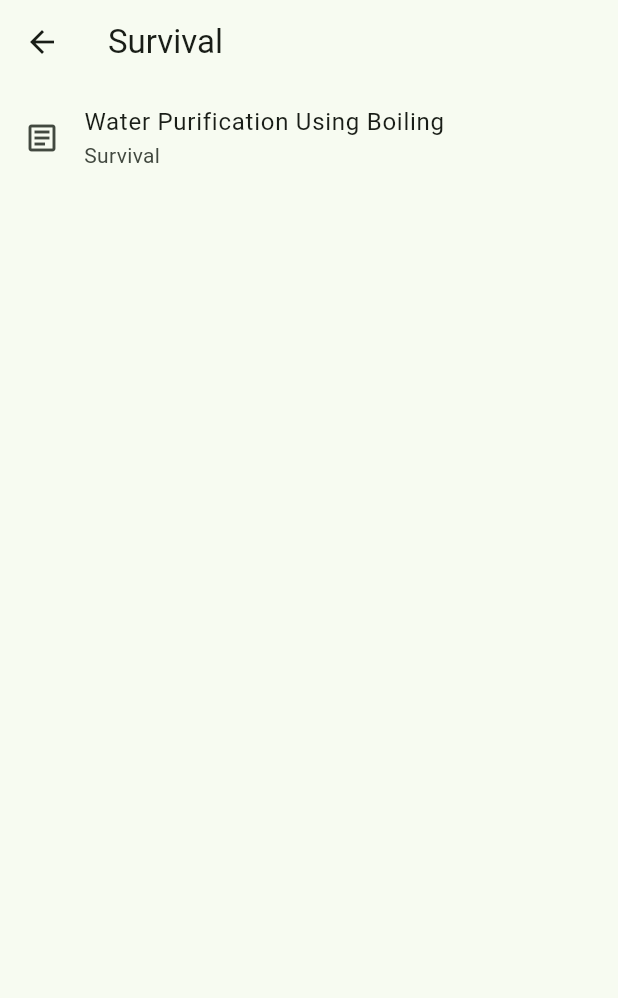
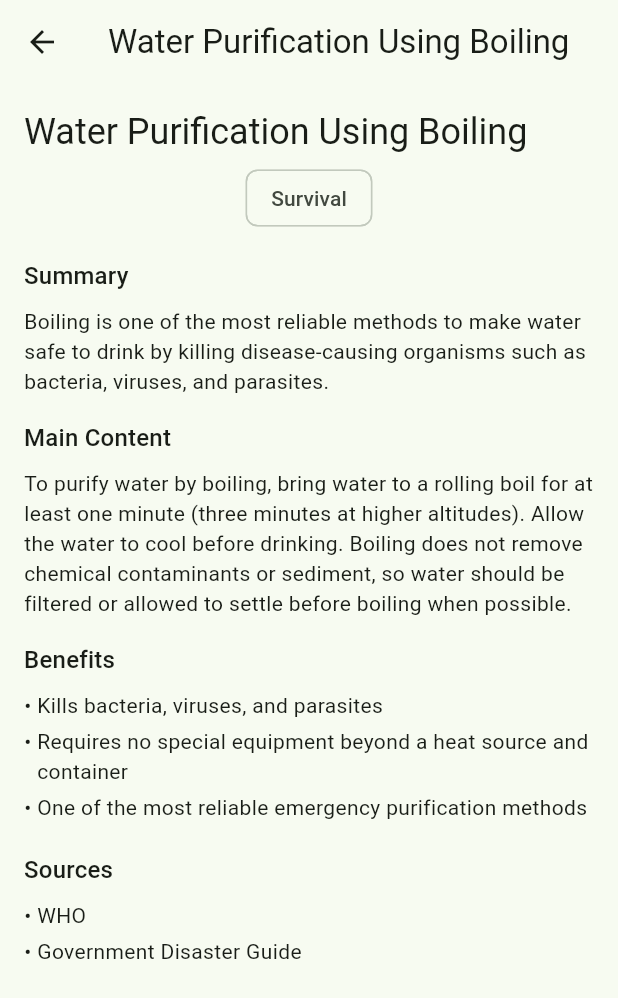
Before and after one commit to Daemonn00/humanity-vault-ai, a Flutter app: the ArticleListScreen screen opened directly with sample values from the repository, after a tap on "Water Purification Using Boiling", on a phone screen of 412 x 824 dp. Shown: the top 998 px of the screen. Run offline on Flutter 3.47's test engine with Material 3 defaults, Android fonts, the phone set to English and light mode, and no system bars.

Commit message:
Implement Article Detail screen
Add an ArticleDetailScreen under lib/features/library/ showing title,
category, summary, main content, benefits, and sources. Extend the
Article model and static repository with placeholder content matching
the existing knowledge/ markdown files (Daily Morning and Evening Dua,
Water Purification Using Boiling, Basic CPR). Wire up navigation from
ArticleListScreen so tapping an article opens its detail screen.

```diff
--- a/humanity_vault_app/lib/features/library/data/articles_repository.dart
+++ b/humanity_vault_app/lib/features/library/data/articles_repository.dart
@@ -8,16 +8,71 @@ import '../models/article.dart';
 class ArticlesRepository {
   static const Map<String, List<Article>> articlesByCategoryFolder = {
     'islam': [
-      Article(title: 'Daily Morning and Evening Dua', category: 'Islam'),
+      Article(
+        title: 'Daily Morning and Evening Dua',
+        category: 'Islam',
+        summary:
+            'A collection of short duas recommended to be recited in the '
+            'morning and evening for protection, gratitude, and remembrance '
+            'of Allah.',
+        content:
+            'Reciting morning and evening duas is a Sunnah practice that '
+            'helps maintain a connection with Allah throughout the day. '
+            'These duas typically include seeking protection from harm, '
+            'expressing gratitude, and asking for guidance and well-being '
+            'for oneself and one\'s family.',
+        benefits: [
+          'Provides spiritual protection throughout the day',
+          'Builds a daily habit of remembrance (dhikr)',
+          'Brings peace of mind and gratitude',
+        ],
+        sources: ['Islamic Primary Source'],
+      ),
     ],
     'survival': [
       Article(
         title: 'Water Purification Using Boiling',
         category: 'Survival',
+        summary:
+            'Boiling is one of the most reliable methods to make water safe '
+            'to drink by killing disease-causing organisms such as '
+            'bacteria, viruses, and parasites.',
+        content:
+            'To purify water by boiling, bring water to a rolling boil for '
+            'at least one minute (three minutes at higher altitudes). Allow '
+            'the water to cool before drinking. Boiling does not remove '
+            'chemical contaminants or sediment, so water should be filtered '
+            'or allowed to settle before boiling when possible.',
+        benefits: [
+          'Kills bacteria, viruses, and parasites',
+          'Requires no special equipment beyond a heat source and container',
+          'One of the most reliable emergency purification methods',
+        ],
+        sources: ['WHO', 'Government Disaster Guide'],
       ),
     ],
     'medicine': [
-      Article(title: 'Basic CPR', category: 'Medicine'),
+      Article(
+        title: 'Basic CPR',
+        category: 'Medicine',
+        summary:
+            'Cardiopulmonary resuscitation (CPR) is an emergency procedure '
+            'used to manually preserve brain function until further '
+            'measures restore spontaneous blood circulation and breathing '
+            'in a person who is in cardiac arrest.',
+        content:
+            'To perform basic CPR, place the heel of one hand on the center '
+            'of the chest, place the other hand on top, and push hard and '
+            'fast at a rate of 100 to 120 compressions per minute, allowing '
+            'the chest to fully recoil between compressions. Continue until '
+            'emergency help arrives or the person shows signs of life.',
+        benefits: [
+          'Can double or triple a cardiac arrest victim\'s chance of survival',
+          'Helps maintain blood flow to vital organs until help arrives',
+          'Can be performed without specialized equipment',
+        ],
+        sources: ['Medical Source'],
+      ),
     ],
   };
 
--- a/humanity_vault_app/lib/features/library/models/article.dart
+++ b/humanity_vault_app/lib/features/library/models/article.dart
@@ -3,6 +3,10 @@ class Article {
   const Article({
     required this.title,
     required this.category,
+    required this.summary,
+    required this.content,
+    required this.benefits,
+    required this.sources,
   });
 
   /// Title of the article.
@@ -10,4 +14,16 @@ class Article {
 
   /// Display name of the category this article belongs to.
   final String category;
+
+  /// Short summary of the article.
+  final String summary;
+
+  /// Main body content of the article.
+  final String content;
+
+  /// Key benefits or takeaways of the knowledge in this article.
+  final List<String> benefits;
+
+  /// Sources the article's information is drawn from.
+  final List<String> sources;
 }
--- /dev/null
+++ b/humanity_vault_app/lib/features/library/presentation/article_detail_screen.dart
@@ -0,0 +1,80 @@
+import 'package:flutter/material.dart';
+
+import '../models/article.dart';
+
+/// Displays the full content of a single article.
+class ArticleDetailScreen extends StatelessWidget {
+  const ArticleDetailScreen({super.key, required this.article});
+
+  final Article article;
+
+  @override
+  Widget build(BuildContext context) {
+    return Scaffold(
+      appBar: AppBar(
+        title: Text(article.title),
+      ),
+      body: ListView(
+        padding: const EdgeInsets.all(16.0),
+        children: [
+          Text(
+            article.title,
+            style: Theme.of(context).textTheme.headlineSmall,
+          ),
+          const SizedBox(height: 4),
+          Chip(label: Text(article.category)),
+          const SizedBox(height: 16),
+          Text(
+            'Summary',
+            style: Theme.of(context).textTheme.titleMedium,
+          ),
+          const SizedBox(height: 8),
+          Text(article.summary),
+          const SizedBox(height: 16),
+          Text(
+            'Main Content',
+            style: Theme.of(context).textTheme.titleMedium,
+          ),
+          const SizedBox(height: 8),
+          Text(article.content),
+          const SizedBox(height: 16),
+          Text(
+            'Benefits',
+            style: Theme.of(context).textTheme.titleMedium,
+          ),
+          const SizedBox(height: 8),
+          ...article.benefits.map(
+            (benefit) => Padding(
+              padding: const EdgeInsets.only(bottom: 4.0),
+              child: Row(
+                crossAxisAlignment: CrossAxisAlignment.start,
+                children: [
+                  const Text('• '),
+                  Expanded(child: Text(benefit)),
+                ],
+              ),
+            ),
+          ),
+          const SizedBox(height: 16),
+          Text(
+            'Sources',
+            style: Theme.of(context).textTheme.titleMedium,
+          ),
+          const SizedBox(height: 8),
+          ...article.sources.map(
+            (source) => Padding(
+              padding: const EdgeInsets.only(bottom: 4.0),
+              child: Row(
+                crossAxisAlignment: CrossAxisAlignment.start,
+                children: [
+                  const Text('• '),
+                  Expanded(child: Text(source)),
+                ],
+              ),
+            ),
+          ),
+        ],
+      ),
+    );
+  }
+}
--- a/humanity_vault_app/lib/features/library/presentation/article_list_screen.dart
+++ b/humanity_vault_app/lib/features/library/presentation/article_list_screen.dart
@@ -2,6 +2,7 @@ import 'package:flutter/material.dart';
 
 import '../data/articles_repository.dart';
 import '../models/category.dart';
+import 'article_detail_screen.dart';
 
 /// Displays the list of articles available within a category.
 class ArticleListScreen extends StatelessWidget {
@@ -30,7 +31,14 @@ class ArticleListScreen extends StatelessWidget {
                   leading: const Icon(Icons.article_outlined),
                   title: Text(article.title),
                   subtitle: Text(article.category),
-                  onTap: () {},
+                  onTap: () {
+                    Navigator.of(context).push(
+                      MaterialPageRoute(
+                        builder: (context) =>
+                            ArticleDetailScreen(article: article),
+                      ),
+                    );
+                  },
                 );
               },
             ),
```
